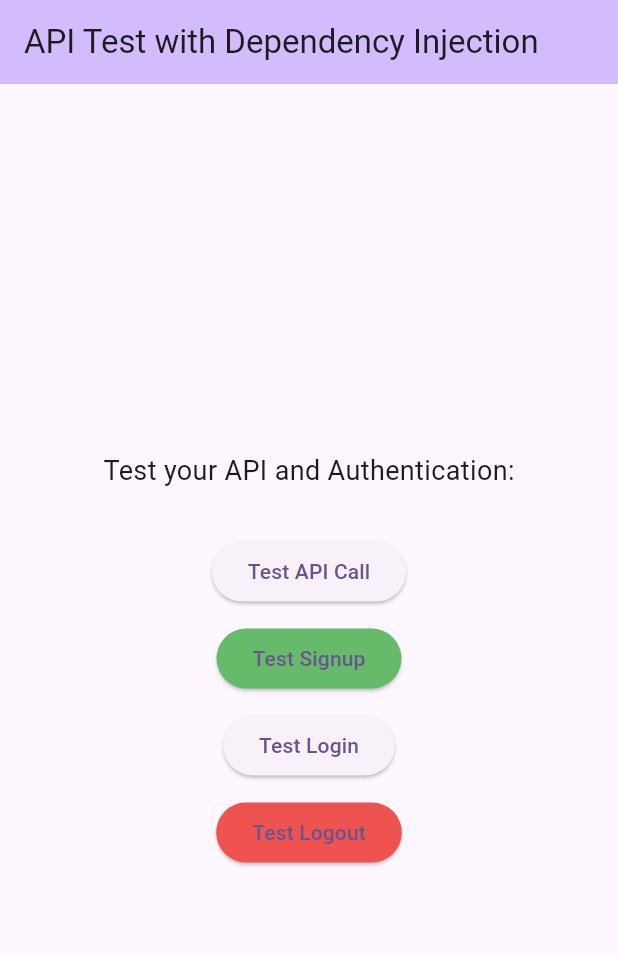
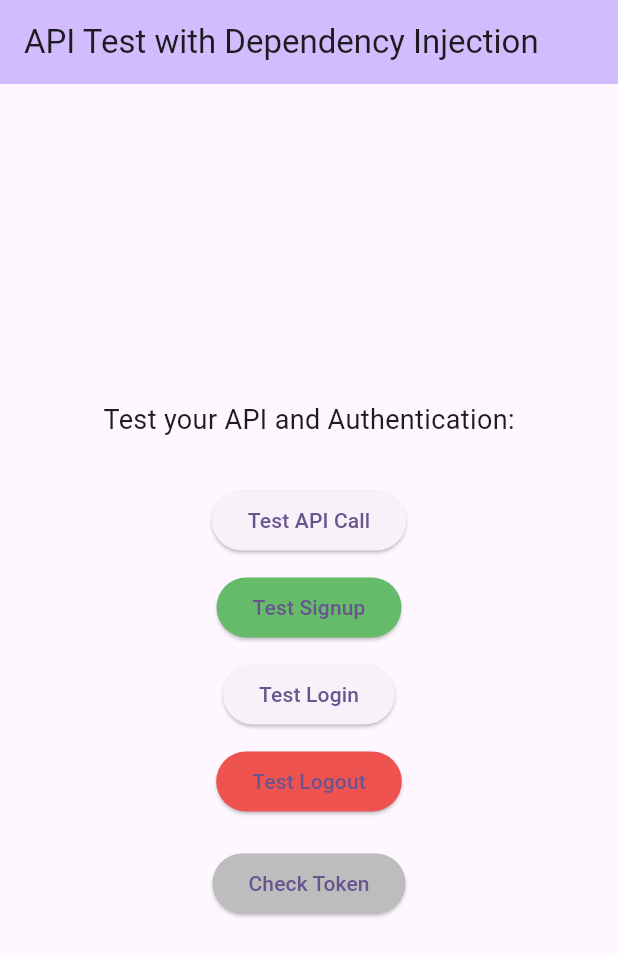
Before and after one commit to tara-pogancev-levi9-com/game-review-flutter-app, a Flutter app: the screen it shows after launch, after a tap on "Test Signup", on a phone screen of 412 x 824 dp. Shown: the top 956 px of the screen. Run offline on Flutter 3.47's test engine with Material 3 defaults, Android fonts, the light colour scheme and no system bars; our stand-ins replace dio, flutter_dotenv, get_it; missing offline and left inert: encrypt_shared_preferences; network calls fail.

Commit message:
Fixed commented issues

```diff
--- a/game_review/lib/common/dependencies/api_client.dart
+++ /dev/null
@@ -1,31 +0,0 @@
-import 'package:dio/dio.dart';
-
-class ApiClient {
-  final Dio dio;
-
-  ApiClient({String? baseUrl})
-      : dio = Dio(BaseOptions(
-          baseUrl: baseUrl ?? 'https://your-api-base-url.com',
-          connectTimeout: const Duration(seconds: 10),
-          receiveTimeout: const Duration(seconds: 10),
-        )) {
-    dio.interceptors.add(
-      InterceptorsWrapper(
-        onRequest: (options, handler) {
-          return handler.next(options);
-        },
-        onResponse: (response, handler) {
-          return handler.next(response);
-        },
-        onError: (DioException e, handler) {
-          if (e.response?.statusCode == 401) {
-            // TODO: Handle unauthorized error
-          }
-          return handler.next(e);
-        },
-      ),
-    );
-  }
-}
-
-final apiClient = ApiClient();
--- a/game_review/lib/common/dependency_injection/injection_container.dart
+++ b/game_review/lib/common/dependency_injection/injection_container.dart
@@ -1,13 +1,20 @@
+import 'package:flutter_dotenv/flutter_dotenv.dart';
 import 'package:get_it/get_it.dart';
 import 'package:game_review/core/api/api_client.dart';
 import 'package:game_review/features/auth/auth_service.dart';
 
 final locator = GetIt.instance;
 
-void setup(){
-  locator.registerSingleton<ApiClient>(ApiClient());
+void setup() {
+  locator.registerLazySingleton<ApiClient>(
+    () => ApiClient(
+      baseUrl: dotenv.env['API_URL']!,
+    ),
+  );
 
-  locator.registerSingleton<AuthService>(
-    AuthService(locator<ApiClient>())
+  locator.registerLazySingleton<AuthService>(
+    () => AuthService(
+      locator<ApiClient>(),
+    ),
   );
 }
--- /dev/null
+++ b/game_review/lib/common/utils/logger.dart
@@ -0,0 +1,24 @@
+import 'package:flutter/foundation.dart';
+
+class Logger {
+  static void info(String message) {
+    if (kDebugMode) {
+      print('[INFO]: $message');
+    }
+  }
+
+  static void warning(String message) {
+    if (kDebugMode) {
+      print('[WARNING]: $message');
+    }
+  }
+
+  static void error(String message, [dynamic error]) {
+    if (kDebugMode) {
+      print('[ERROR]: $message');
+      if (error != null) {
+        print('  - Exception: $error');
+      }
+    }
+  }
+}
--- a/game_review/lib/core/api/api_client.dart
+++ b/game_review/lib/core/api/api_client.dart
@@ -5,55 +5,49 @@ import 'package:game_review/core/storage/secure_storage.dart';
 class ApiClient {
   final Dio dio;
 
-  ApiClient({String? baseUrl})
+  ApiClient({required String baseUrl})
       : dio = Dio(BaseOptions(
-          baseUrl: _getEnvOrThrow('API_URL', baseUrl),
+          baseUrl: baseUrl,
           connectTimeout: const Duration(seconds: 10),
           receiveTimeout: const Duration(seconds: 10),
           headers: {
             'Content-Type': 'application/json',
-            'apiKey': _getEnvOrThrow('API_KEY'),
+            'apiKey': dotenv.env['API_KEY']!,
           },
         )) {
     dio.interceptors.add(
       InterceptorsWrapper(
         onRequest: (options, handler) async {
-          print('--- Interceptor: onRequest ---');
-          String? token = await SecureStorage.getToken();
+          final token = await SecureStorage.getToken();
 
           if (token != null) {
-            print('Found token in SecureStorage.');
-          } else {
-            print('No token in SecureStorage. Checking .env file.');
-            token = dotenv.env['BEARER_TOKEN'];
-          }
-
-          if (token != null && token.isNotEmpty) {
-            print('Attaching token to headers: Bearer $token');
             options.headers['Authorization'] = 'Bearer $token';
-          } else {
-            print('No token found. Sending request without Authorization header.');
           }
 
           return handler.next(options);
         },
         onResponse: (response, handler) {
-          print('--- Interceptor: onResponse (${response.statusCode}) ---');
           return handler.next(response);
         },
         onError: (DioException e, handler) {
-          print('--- Interceptor: onError (${e.response?.statusCode}) ---');
+          if (e.response?.statusCode == 401) {
+            // TODO: Handle unauthorized error
+          }
           return handler.next(e);
         },
       ),
     );
   }
+  Future<Response> get(String path, {Map<String, dynamic>? queryParameters}) {
+    return dio.get(path, queryParameters: queryParameters);
+  }
+  Future<Response> post(String path, {dynamic data}) {
+    return dio.post(path, data: data);
+  }
+  Future<Response> put(String path, {dynamic data}) {
+    return dio.put(path, data: data);
+  }
+  Future<Response> delete(String path, {dynamic data}) {
+    return dio.delete(path, data: data);
+  }
 }
-
-String _getEnvOrThrow(String key, [String? override]) {
-  final value = override ?? dotenv.env[key];
-  if (value == null || value.isEmpty) {
-    throw Exception('$key is not set in .env file');
-  }
-  return value;
-}
--- a/game_review/lib/features/auth/auth_service.dart
+++ b/game_review/lib/features/auth/auth_service.dart
@@ -1,7 +1,6 @@
 import '../../core/api/api_client.dart';
 import '../../core/storage/secure_storage.dart';
-import 'package:flutter_dotenv/flutter_dotenv.dart';
-
+import '../../common/utils/logger.dart';
 
 class AuthService {
   final ApiClient apiClient;
@@ -9,12 +8,9 @@ class AuthService {
   AuthService(this.apiClient);
 
   Future<bool> signup(String email, String password) async {
-    final baseUrl = dotenv.env['API_URL']?.replaceAll('/rest/v1', '') ?? '';
-    final signupUrl = '$baseUrl/auth/v1/signup';
-
     try {
-      final response = await apiClient.dio.post(
-        signupUrl,
+      final response = await apiClient.post(
+        'auth/v1/signup',
         data: {
           'email': email,
           'password': password,
@@ -22,50 +18,44 @@ class AuthService {
       );
 
       if (response.statusCode == 200) {
-        print('Signup successful! User created.');
+        ('Signup successful! User created.');
         if (response.data['access_token'] != null) {
           await SecureStorage.saveToken(response.data['access_token']);
         }
         return true;
       }
     } catch (e) {
-      print('Signup error: $e');
+      Logger.error('Signup error', e);
     }
     return false;
   }
 
   Future<bool> login(String email, String password) async {
-    final baseUrl = dotenv.env['API_URL']?.replaceAll('/rest/v1', '') ?? '';
-    final authUrl = '$baseUrl/auth/v1/token?grant_type=password';
-
-    final response = await apiClient.dio.post(
-      authUrl,
+    final response = await apiClient.post(
+      'auth/v1/token?grant_type=password',
       data: {
         'email': email,
         'password': password,
-      }
+      },
     );
 
     if (response.statusCode == 200 && response.data['access_token'] != null) {
       await SecureStorage.saveToken(response.data['access_token']);
+      Logger.info('Login successful, token saved.');
       return true;
     }
     return false;
   }
 
   Future<void> logout() async {
-  try {
-    final baseUrl = dotenv.env['API_URL']?.replaceAll('/rest/v1', '') ?? '';
-    final logoutUrl = '$baseUrl/auth/v1/logout';
+    try {
+      await apiClient.post('auth/v1/logout');
+            Logger.info('Server session ended');
+    } catch (e) {
+      Logger.error('Server logout failed (but continuing)', e);
+    }
 
-    await apiClient.dio.post(logoutUrl);
-    print('Server session ended');
-  } catch (e) {
-    print('Server logout failed (but continuing): $e');
+    await SecureStorage.deleteToken();
+    Logger.info('Local token deleted');
   }
-
-  await SecureStorage.deleteToken();
-  print('Local token deleted');
 }
-
-}
--- a/game_review/lib/main.dart
+++ b/game_review/lib/main.dart
@@ -2,53 +2,27 @@ import 'package:flutter/material.dart';
 import 'package:flutter_dotenv/flutter_dotenv.dart';
 import 'package:encrypt_shared_preferences/provider.dart';
 import 'package:game_review/common/dependency_injection/injection_container.dart';
-import 'package:game_review/core/api/api_client.dart';
-import 'package:game_review/features/auth/auth_service.dart';
+import 'package:game_review/screens/error_screen.dart';
+import 'package:game_review/screens/auth_testing_screen.dart';
+import 'package:game_review/common/utils/logger.dart';
 
 Future<void> main() async {
   try {
-
     WidgetsFlutterBinding.ensureInitialized();
 
     await dotenv.load(fileName: ".env");
-    print(".env file loaded successfully.");
 
     final String encryptionKey = dotenv.env['ENCRYPTION_KEY']!;
     EncryptedSharedPreferences.initialize(encryptionKey);
 
-    print("ApiClient initialized successfully.");
     setup();
+
     runApp(const MyApp());
 
   } catch (e) {
-    print("AN ERROR OCCURRED DURING APP STARTUP");
-    print(e.toString());
+    Logger.error(e.toString());
 
     runApp(ErrorScreen(error: e.toString()));
-  }
-}
-
-class ErrorScreen extends StatelessWidget {
-  final String error;
-  const ErrorScreen({super.key, required this.error});
-
-  @override
-  Widget build(BuildContext context) {
-    return MaterialApp(
-      home: Scaffold(
-        backgroundColor: Colors.white,
-        body: Padding(
-          padding: const EdgeInsets.all(16.0),
-          child: Center(
-            child: Text(
-              'App failed to start:\n\n$error',
-              textAlign: TextAlign.center,
-              style: const TextStyle(color: Colors.red, fontSize: 16, fontWeight: FontWeight.bold),
-            ),
-          ),
-        ),
-      ),
-    );
   }
 }
 
@@ -63,111 +37,7 @@ class MyApp extends StatelessWidget {
         colorScheme: ColorScheme.fromSeed(seedColor: Colors.deepPurple),
         useMaterial3: true,
       ),
-      home: const MyHomePage(),
+      home: const AuthTestingScreen(),
     );
   }
 }
-
-class MyHomePage extends StatelessWidget {
-  const MyHomePage({super.key});
-
-  void _testApiCall() async {
-    print('--- Triggering Test API Call ---');
-    try {
-      final apiClient = locator<ApiClient>();
-
-      final response = await apiClient.dio.get('/');
-      print('API Call Success:');
-      print(response.data);
-    } catch (e) {
-      print('API Call Failed:');
-      print(e.toString());
-    }
-  }
-
-  void _testSignup() async {
-    print('--- Testing Signup ---');
-    try {
-      final authService = locator<AuthService>();
-
-      bool success = await authService.signup('newuser@example.com', 'password123');
-      if (success) {
-        print('Signup successful!');
-      } else {
-        print('Signup failed!');
-      }
-    } catch (e) {
-      print('Signup error: $e');
-    }
-  }
-
-    void _testLogin() async {
-    print('--- Testing Login ---');
-    try {
-      final authService = locator<AuthService>();
-
-      bool success = await authService.login('newuser@example.com', 'password123');
-      if (success) {
-        print('Login successful!');
-      } else {
-        print('Login failed!');
-      }
-    } catch (e) {
-      print('Login error: $e');
-    }
-  }
-
-  void _testLogout() async {
-    print('--- Testing Logout ---');
-    try {
-      final authService = locator<AuthService>();
-      await authService.logout();
-      print('Logout successful!');
-    } catch (e) {
-      print('Logout error: $e');
-    }
-  }
-
-  @override
-  Widget build(BuildContext context) {
-    return Scaffold(
-      appBar: AppBar(
-        backgroundColor: Theme.of(context).colorScheme.inversePrimary,
-        title: const Text('API Test with Dependency Injection'),
-      ),
-      body: Center(
-        child: Column(
-          mainAxisAlignment: MainAxisAlignment.center,
-          children: <Widget>[
-            const Text(
-              'Test your API and Authentication:',
-              style: TextStyle(fontSize: 18),
-            ),
-            const SizedBox(height: 30),
-            ElevatedButton(
-              onPressed: _testApiCall,
-              child: const Text('Test API Call'),
-            ),
-            const SizedBox(height: 10),
-            ElevatedButton(
-              onPressed: _testSignup, // ADD THIS BUTTON
-              style: ElevatedButton.styleFrom(backgroundColor: Colors.green[400]),
-              child: const Text('Test Signup'),
-            ),
-            const SizedBox(height: 10),
-            ElevatedButton(
-              onPressed: _testLogin,
-              child: const Text('Test Login'),
-            ),
-            const SizedBox(height: 10),
-            ElevatedButton(
-              onPressed: _testLogout,
-              style: ElevatedButton.styleFrom(backgroundColor: Colors.red[400]),
-              child: const Text('Test Logout'),
-            ),
-          ],
-        ),
-      ),
-    );
-  }
-}
--- /dev/null
+++ b/game_review/lib/screens/auth_testing_screen.dart
@@ -0,0 +1,119 @@
+import 'package:flutter/material.dart';
+import 'package:game_review/common/dependency_injection/injection_container.dart';
+import 'package:game_review/core/api/api_client.dart';
+import 'package:game_review/core/storage/secure_storage.dart';
+import 'package:game_review/features/auth/auth_service.dart';
+import 'package:game_review/common/utils/logger.dart';
+
+class AuthTestingScreen extends StatelessWidget {
+  const AuthTestingScreen({super.key});
+
+  void _testApiCall() async {
+    try {
+      final apiClient = locator<ApiClient>();
+      final response = await apiClient.get('/rest/v1/');
+      Logger.info('API Call Success: ${response.data}');
+    } catch (e) {
+      Logger.error('API call error', e);
+    }
+  }
+
+  void _testSignup() async {
+    Logger.info('--- Testing Signup ---');
+    try {
+      final authService = locator<AuthService>();
+      bool success = await authService.signup('newuser@example.com', 'password123');
+      if (success) {
+        Logger.info('Signup successful!');
+      } else {
+        Logger.warning('Signup failed!');
+      }
+    } catch (e) {
+      Logger.error('Signup error', e);
+    }
+  }
+
+  void _testLogin() async {
+    Logger.info('--- Testing Login ---');
+    try {
+      final authService = locator<AuthService>();
+      bool success = await authService.login('newuser@example.com', 'password123');
+      if (success) {
+        Logger.info('Login successful!');
+      } else {
+        Logger.warning('Login failed!');
+      }
+    } catch (e) {
+      Logger.error('Login error', e);
+    }
+  }
+
+  void _testLogout() async {
+    Logger.info('--- Testing Logout ---');
+    try {
+      final authService = locator<AuthService>();
+      await authService.logout();
+      Logger.info('Logout successful!');
+    } catch (e) {
+      Logger.error('Logout error', e);
+    }
+  }
+
+  void _checkToken() async {
+    final token = await SecureStorage.getToken();
+    if (token != null) {
+      Logger.info('Token found: $token');
+    } else {
+      Logger.warning('No token found in storage.');
+    }
+  }
+
+  @override
+  Widget build(BuildContext context) {
+    return Scaffold(
+      appBar: AppBar(
+        backgroundColor: Theme.of(context).colorScheme.inversePrimary,
+        title: const Text('API Test with Dependency Injection'),
+      ),
+      body: Center(
+        child: Column(
+          mainAxisAlignment: MainAxisAlignment.center,
+          children: <Widget>[
+            const Text(
+              'Test your API and Authentication:',
+              style: TextStyle(fontSize: 18),
+            ),
+            const SizedBox(height: 30),
+            ElevatedButton(
+              onPressed: _testApiCall,
+              child: const Text('Test API Call'),
+            ),
+            const SizedBox(height: 10),
+            ElevatedButton(
+              onPressed: _testSignup,
+              style: ElevatedButton.styleFrom(backgroundColor: Colors.green[400]),
+              child: const Text('Test Signup'),
+            ),
+            const SizedBox(height: 10),
+            ElevatedButton(
+              onPressed: _testLogin,
+              child: const Text('Test Login'),
+            ),
+            const SizedBox(height: 10),
+            ElevatedButton(
+              onPressed: _testLogout,
+              style: ElevatedButton.styleFrom(backgroundColor: Colors.red[400]),
+              child: const Text('Test Logout'),
+            ),
+            const SizedBox(height: 20),
+            ElevatedButton(
+              onPressed: _checkToken,
+              style: ElevatedButton.styleFrom(backgroundColor: Colors.grey[400]),
+              child: const Text('Check Token'),
+            ),
+          ],
+        ),
+      ),
+    );
+  }
+}
```
Also changed, not shown: game_review/lib/core/storage/secure_storage.dart (+4 -6 lines), game_review/lib/screens/error_screen.dart (added, +25 -0 lines).
